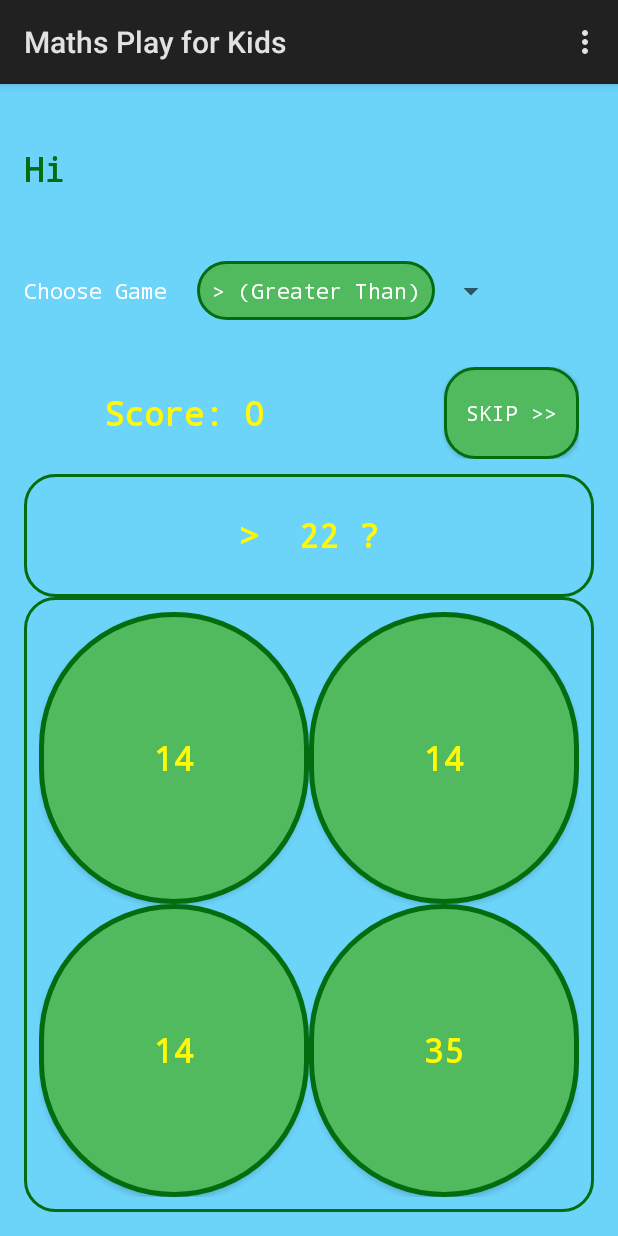
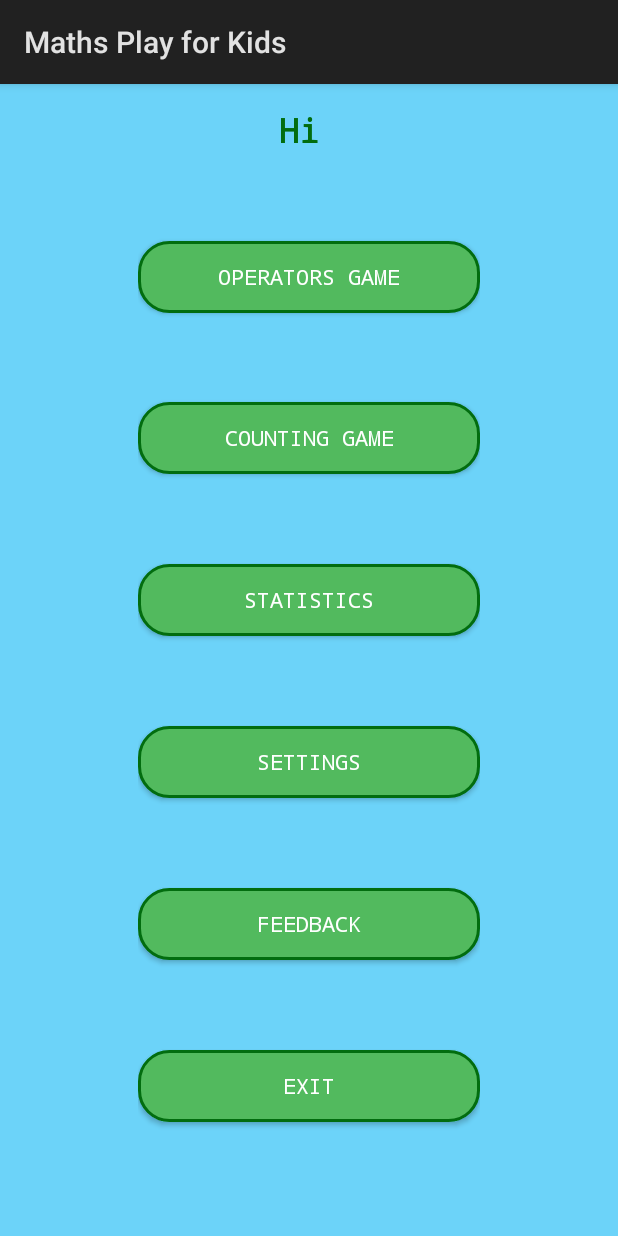
Before and after one commit to hajaar/MathsPlayforKids, an Android app: the screen it shows after launch (MainActivity before the commit, HomeScreenActivity after it), on a phone screen of 412 x 824 dp. Run offline under Robolectric (Android 15) with nearby library versions, the phone set to English and light mode, and no system bars.

Commit message:
added home screen

```diff
--- /dev/null
+++ b/app/src/main/java/com/skva/mathsplayforkids/HomeScreenActivity.java
@@ -0,0 +1,89 @@
+package com.skva.mathsplayforkids;
+
+import android.app.Activity;
+import android.content.Intent;
+import android.content.SharedPreferences;
+import android.net.Uri;
+import android.os.Bundle;
+import android.preference.PreferenceManager;
+import android.util.Log;
+import android.view.View;
+import android.widget.Button;
+import android.widget.TextView;
+
+import com.google.firebase.analytics.FirebaseAnalytics;
+
+public class HomeScreenActivity extends Activity {
+    private FirebaseAnalytics mFirebaseAnalytics;
+
+    @Override
+    protected void onResume() {
+        super.onResume();
+        refreshName();
+
+    }
+
+
+    @Override
+    protected void onCreate(Bundle savedInstanceState) {
+        super.onCreate(savedInstanceState);
+        setContentView(R.layout.activity_home_screen);
+        refreshName();
+        mFirebaseAnalytics = FirebaseAnalytics.getInstance(this);
+        final Intent mainintent = new Intent(this, MainActivity.class);
+        final Intent settingsintent = new Intent(this, SettingsActivity.class);
+        final Button button1 = (Button) findViewById(R.id.new_operator_game);
+        button1.setOnClickListener(new View.OnClickListener() {
+            public void onClick(View v) {
+                Log.d("ButtonClick", "Operator Game");
+                Bundle bundle = new Bundle();
+                bundle.putString(FirebaseAnalytics.Param.ITEM_ID, "Operator Game");
+                bundle.putString(FirebaseAnalytics.Param.ITEM_NAME, "Operator Game");
+                bundle.putString(FirebaseAnalytics.Param.CONTENT_TYPE, "Button");
+                mFirebaseAnalytics.logEvent(FirebaseAnalytics.Event.SELECT_CONTENT, bundle);
+                startActivity(mainintent);
+            }
+        });
+        final Button button2 = (Button) findViewById(R.id.settings);
+        button2.setOnClickListener(new View.OnClickListener() {
+            public void onClick(View v) {
+                Log.d("ButtonClick", "Settings");
+                Bundle bundle = new Bundle();
+                bundle.putString(FirebaseAnalytics.Param.ITEM_ID, "Settings");
+                bundle.putString(FirebaseAnalytics.Param.ITEM_NAME, "Settingd");
+                bundle.putString(FirebaseAnalytics.Param.CONTENT_TYPE, "Button");
+                mFirebaseAnalytics.logEvent(FirebaseAnalytics.Event.SELECT_CONTENT, bundle);
+                startActivity(settingsintent);
+            }
+        });
+        final Button button3 = (Button) findViewById(R.id.exit_game);
+        button3.setOnClickListener(new View.OnClickListener() {
+            public void onClick(View v) {
+                Log.d("ButtonClick", "Exit");
+                finish();
+                moveTaskToBack(true);
+            }
+        });
+
+        final Button button4 = (Button) findViewById(R.id.action_feedback);
+        button4.setOnClickListener(new View.OnClickListener() {
+            public void onClick(View v) {
+                Log.d("ButtonClick", "Feedback");
+                Bundle bundle = new Bundle();
+                bundle.putString(FirebaseAnalytics.Param.ITEM_ID, "Feedback");
+                bundle.putString(FirebaseAnalytics.Param.ITEM_NAME, "Feedback");
+                bundle.putString(FirebaseAnalytics.Param.CONTENT_TYPE, "Button");
+                mFirebaseAnalytics.logEvent(FirebaseAnalytics.Event.SELECT_CONTENT, bundle);
+                Intent emailIntent = new Intent(Intent.ACTION_SENDTO, Uri.fromParts(
+                        "mailto", "kartik.narayanan@gmail.com", null));
+                emailIntent.putExtra(Intent.EXTRA_SUBJECT, "Maths Play for Kids");
+                startActivity(Intent.createChooser(emailIntent, "Send email..."));
+            }
+        });
+    }
+
+    private void refreshName() {
+        SharedPreferences settings = PreferenceManager.getDefaultSharedPreferences(this);
+        ((TextView) findViewById(R.id.child_name)).setText("Hi " + settings.getString("pref_name", ""));
+    }
+}
--- a/app/src/main/res/drawable/customborder.xml
+++ b/app/src/main/res/drawable/customborder.xml
@@ -2,10 +2,10 @@
 <shape xmlns:android="http://schemas.android.com/apk/res/android" android:shape="rectangle">
     <corners android:radius="20dp"/>
     <padding
-        android:bottom="10dp"
-        android:left="10dp"
-        android:right="10dp"
-        android:top="10dp"/>
+        android:bottom="4dp"
+        android:left="4dp"
+        android:right="4dp"
+        android:top="4dp"/>
     <solid android:color="#6CD3F9"></solid>
     <stroke
         android:width="2dp"
--- /dev/null
+++ b/app/src/main/res/layout/activity_home_screen.xml
@@ -0,0 +1,139 @@
+<?xml version="1.0" encoding="utf-8"?>
+<LinearLayout
+    android:id="@+id/activity_home_screen"
+    xmlns:android="http://schemas.android.com/apk/res/android"
+    xmlns:tools="http://schemas.android.com/tools"
+    android:layout_width="match_parent"
+    android:layout_height="match_parent"
+    android:background="#6CD3F9"
+    android:orientation="horizontal"
+    android:paddingBottom="@dimen/activity_vertical_margin"
+    android:paddingLeft="@dimen/activity_horizontal_margin"
+    android:paddingRight="@dimen/activity_horizontal_margin"
+    android:paddingTop="@dimen/activity_vertical_margin"
+    tools:context="com.skva.mathsplayforkids.HomeScreenActivity">
+
+
+    <LinearLayout
+        android:layout_width="0dp"
+        android:layout_height="match_parent"
+        android:layout_weight="1"></LinearLayout>
+
+    <LinearLayout
+        android:layout_width="0dp"
+        android:layout_height="match_parent"
+        android:layout_weight="3"
+        android:orientation="vertical">
+
+
+        <TextView
+            android:id="@+id/child_name"
+            style="@style/ChildName"
+            android:layout_width="match_parent"
+            android:layout_height="wrap_content"
+            android:gravity="center"/>
+
+        <View
+            android:layout_width="match_parent"
+            android:layout_height="0dp"
+            android:layout_weight="1"/>
+
+
+        <Button
+            android:id="@+id/new_operator_game"
+            style="@style/LabelText"
+            android:layout_width="match_parent"
+            android:layout_height="wrap_content"
+            android:layout_gravity="center_horizontal"
+            android:background="@drawable/skipcustomborder"
+            android:gravity="center"
+            android:text="@string/new_operators_game"/>
+
+        <View
+            android:layout_width="match_parent"
+            android:layout_height="0dp"
+            android:layout_weight="1"/>
+
+        <Button
+            android:id="@+id/new_counting_game"
+            style="@style/LabelText"
+            android:layout_width="match_parent"
+            android:layout_height="wrap_content"
+            android:layout_gravity="center_horizontal"
+            android:background="@drawable/skipcustomborder"
+            android:gravity="center"
+            android:text="@string/new_counting_game"/>
+
+        <View
+            android:layout_width="match_parent"
+            android:layout_height="0dp"
+            android:layout_weight="1"/>
+
+        <Button
+            android:id="@+id/statistics"
+            style="@style/LabelText"
+            android:layout_width="match_parent"
+            android:layout_height="wrap_content"
+            android:layout_gravity="center_horizontal"
+            android:background="@drawable/skipcustomborder"
+            android:gravity="center"
+            android:text="@string/statistics"/>
+
+        <View
+            android:layout_width="match_parent"
+            android:layout_height="0dp"
+            android:layout_weight="1"/>
+
+        <Button
+            android:id="@+id/settings"
+            style="@style/LabelText"
+            android:layout_width="match_parent"
+            android:layout_height="wrap_content"
+            android:layout_gravity="center_horizontal"
+            android:background="@drawable/skipcustomborder"
+            android:gravity="center"
+            android:text="@string/action_settings"/>
+
+        <View
+            android:layout_width="match_parent"
+            android:layout_height="0dp"
+            android:layout_weight="1"/>
+
+        <Button
+            android:id="@+id/action_feedback"
+            style="@style/LabelText"
+            android:layout_width="match_parent"
+            android:layout_height="wrap_content"
+            android:layout_gravity="center_horizontal"
+            android:background="@drawable/skipcustomborder"
+            android:gravity="center"
+            android:text="@string/action_feedback"/>
+
+        <View
+            android:layout_width="match_parent"
+            android:layout_height="0dp"
+            android:layout_weight="1"/>
+
+        <Button
+            android:id="@+id/exit_game"
+            style="@style/LabelText"
+            android:layout_width="match_parent"
+            android:layout_height="wrap_content"
+            android:layout_gravity="center_horizontal"
+            android:background="@drawable/skipcustomborder"
+            android:gravity="center"
+            android:text="@string/exit_game"/>
+
+        <View
+            android:layout_width="match_parent"
+            android:layout_height="0dp"
+            android:layout_weight="1"/>
+
+    </LinearLayout>
+
+    <LinearLayout
+        android:layout_width="0dp"
+        android:layout_height="match_parent"
+        android:layout_weight="1"></LinearLayout>
+
+</LinearLayout>
--- a/app/src/main/res/layout/activity_main.xml
+++ b/app/src/main/res/layout/activity_main.xml
@@ -13,32 +13,17 @@
     android:paddingTop="@dimen/activity_vertical_margin"
     tools:context="com.skva.mathsplayforkids.MainActivity">
 
-    <LinearLayout
-        android:layout_width="match_parent"
-        android:layout_height="0dp"
-        android:layout_weight="1"
-        android:orientation="horizontal"
-        >
-
-        <TextView
-            android:id="@+id/child_name"
-            style="@style/ChildName"
-            android:layout_width="wrap_content"
-            android:layout_height="match_parent"
-            android:gravity="center"
-            />
-
-
-    </LinearLayout>
 
     <LinearLayout
         android:layout_width="match_parent"
         android:layout_height="0dp"
         android:layout_weight="1"
+        android:background="@drawable/customborder"
         android:orientation="horizontal"
         >
 
         <TextView
+            android:id="@+id/textView"
             style="@style/LabelText"
             android:layout_width="wrap_content"
             android:layout_height="match_parent"
@@ -73,14 +58,13 @@
         android:orientation="horizontal">
 
 
-
         <TextView
             android:id="@+id/score"
-            style="@style/QAText"
+            style="@style/LabelText"
             android:layout_width="0dp"
             android:layout_height="match_parent"
             android:layout_weight="2"
-            android:gravity="center"/>
+            android:gravity="center_vertical"/>
 
         <TextView
             style="@style/QAText"
@@ -97,7 +81,7 @@
             android:layout_weight="1"
             android:background="@drawable/skipcustomborder"
             android:gravity="center"
-            android:text="skip >>"/>
+            android:text="@string/skip"/>
     </LinearLayout>
 
 
@@ -105,7 +89,7 @@
         android:id="@+id/panel_question"
         android:layout_width="match_parent"
         android:layout_height="0dp"
-        android:layout_weight="1"
+        android:layout_weight="3"
         android:background="@drawable/customborderlimegreen">
 
         <TextView
@@ -113,7 +97,7 @@
             style="@style/QAText"
             android:layout_width="0dp"
             android:layout_height="match_parent"
-            android:layout_weight="3"
+            android:layout_weight="4"
             android:gravity="center"
             android:text="question"/>
 
@@ -123,7 +107,7 @@
     <LinearLayout
         android:layout_width="match_parent"
         android:layout_height="0dp"
-        android:layout_weight="5"
+        android:layout_weight="4"
         android:background="@drawable/customborderlimegreen"
         android:orientation="horizontal"
         >
--- a/app/src/main/res/layout/custom_spinner_list_item.xml
+++ b/app/src/main/res/layout/custom_spinner_list_item.xml
@@ -4,7 +4,7 @@
           android:layout_width="match_parent"
           android:layout_height="wrap_content"
           android:background="@drawable/skipcustombordersquare"
-          android:padding="10dp"
+          android:padding="4dp"
           android:textAppearance="@style/LabelText"
 
            />
--- a/app/src/main/res/menu/menu_main.xml
+++ b/app/src/main/res/menu/menu_main.xml
@@ -1,19 +1,5 @@
-<menu xmlns:android="http://schemas.android.com/apk/res/android"
-      xmlns:tools="http://schemas.android.com/tools"
-      tools:context=".MainActivity">
-    <item
-        android:id="@+id/action_settings"
-        android:orderInCategory="80"
-        android:showAsAction="never"
-        android:title="@string/action_settings"/>
-    <item
-        android:id="@+id/action_help"
-        android:orderInCategory="90"
-        android:showAsAction="never"
-        android:title="@string/action_help"/>
-    <item
-        android:id="@+id/action_feedback"
-        android:orderInCategory="100"
-        android:showAsAction="never"
-        android:title="@string/action_feedback"/>
+<menu
+    xmlns:tools="http://schemas.android.com/tools"
+    tools:context=".MainActivity">
+
 </menu>
--- a/app/src/main/res/values/strings.xml
+++ b/app/src/main/res/values/strings.xml
@@ -21,6 +21,7 @@
     <string name="action_help">Help</string>
     <string name="action_feedback">Feedback</string>
     <string name="title_activity_settings">Settings</string>
+    <string name="title_activity_main">Operators</string>
     <string name="pref_name">Name</string>
     <string name="pref_name_summ">Enter your child \' s name</string>
     <string name="pref_sound">Sound</string>
@@ -34,5 +35,9 @@
     <string name="pref_between_title">Between</string>
     <string name="pref_add_title">Addition</string>
     <string name="pref_sub_title">Subtraction</string>
-
+    <string name="new_operators_game">Operators Game</string>
+    <string name="new_counting_game">Counting Game</string>
+    <string name="exit_game">Exit</string>
+    <string name="statistics">Statistics</string>
+    <string name="skip">Skip</string>
 </resources>
```
Also changed, not shown: app/build.gradle (+4 -3 lines), app/src/main/AndroidManifest.xml (+18 -5 lines), app/src/main/java/com/skva/mathsplayforkids/CountingGameActivity.java (added, +13 -0 lines), app/src/main/java/com/skva/mathsplayforkids/MainActivity.java (+1 -22 lines), app/src/main/res/layout/activity_counting_game.xml (added, +14 -0 lines), 2 other files.
